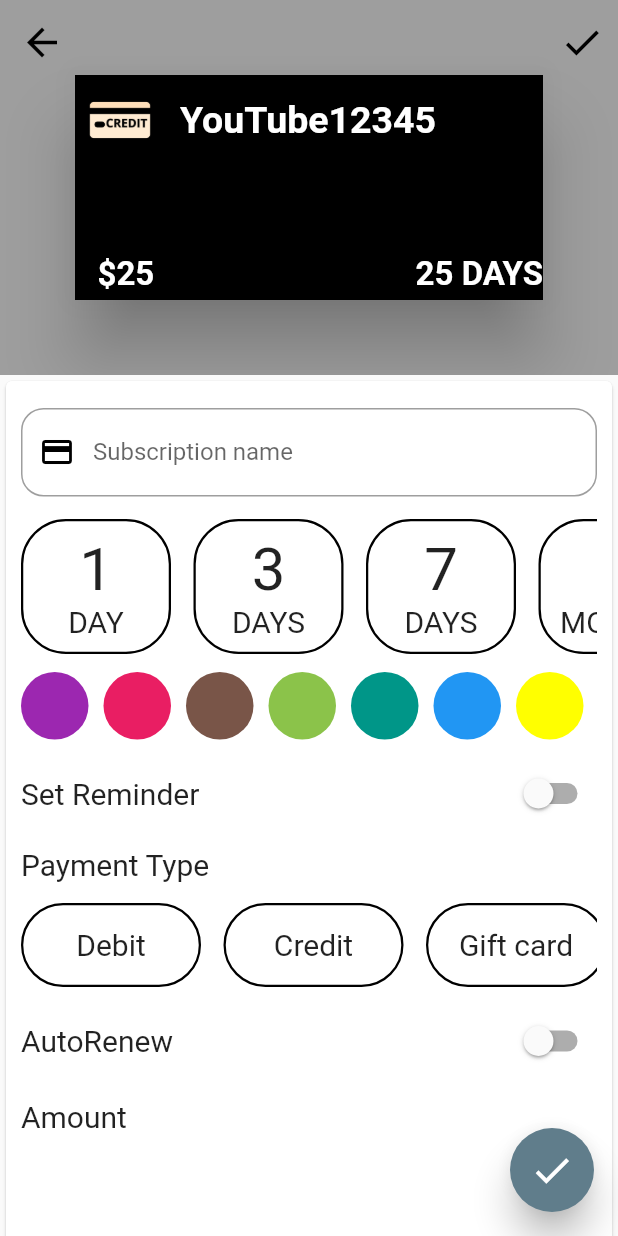
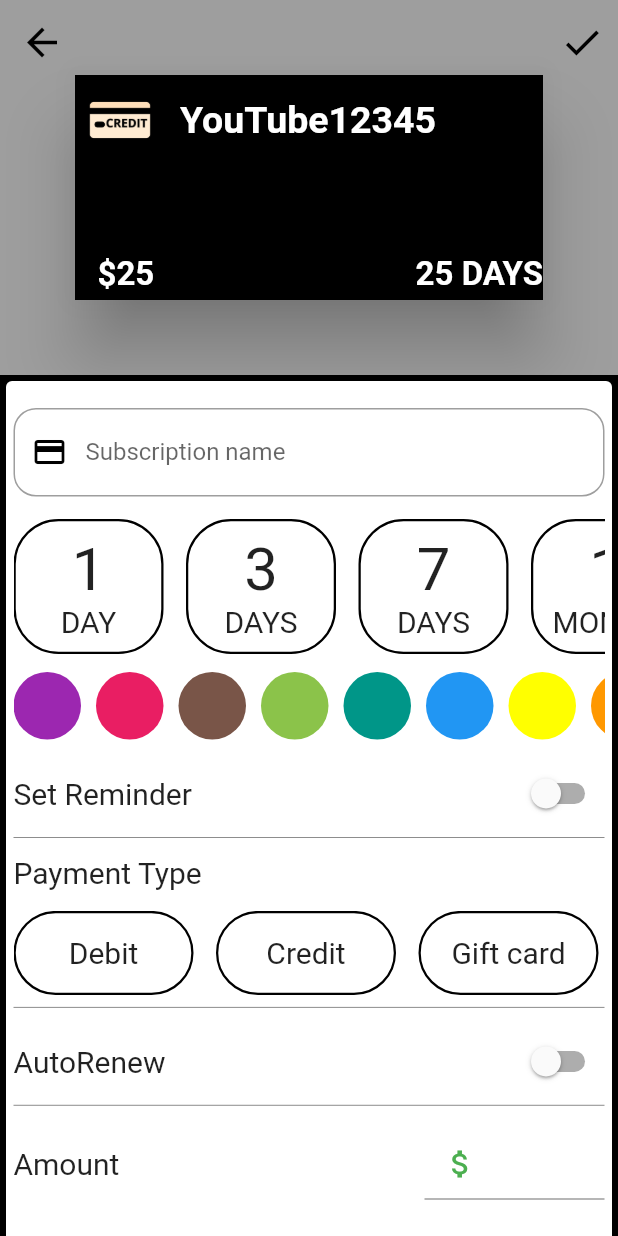
Before and after one commit to budoengland21/subscribe, a Flutter app: the AddCard screen opened directly, on a phone screen of 412 x 824 dp. Run offline on Flutter 3.47's test engine with Material 2 defaults, Android fonts, the phone set to English and light mode, and no system bars; missing offline and left inert: date_range_picker.

Commit message:
Added horizontal dividers, add card button

```diff
--- a/subscription/lib/AddCardScreen/AddCard.dart
+++ b/subscription/lib/AddCardScreen/AddCard.dart
@@ -6,6 +6,7 @@
 
 import 'package:flutter/material.dart';
 import 'package:date_range_picker/date_range_picker.dart';
+import 'package:flutter/services.dart';
 
 class AddCard extends StatefulWidget {
   @override
@@ -23,6 +24,7 @@
   @override
   Widget build(BuildContext context) {
     return Scaffold(
+      backgroundColor: Colors.black,
         body: CustomScrollView(
 
 
@@ -123,7 +125,7 @@
         ),
         //THIS IS WHERE WE PUT ALL THE CHILDREN
         SliverFixedExtentList(
-          itemExtent: 650,//height of each widget in the listdelegate
+          itemExtent: 700,//height of each widget in the listdelegate
           //for my case since its one widget, make height reasonable size
           //divide the items
           delegate: SliverChildListDelegate(
@@ -133,7 +135,7 @@
 
 
                   child:Padding(
-                      padding: const EdgeInsets.only(top:18.0, left:10,right: 10),
+                      padding: const EdgeInsets.only(top:18.0, left:5,right: 5),
 
                       child: Column(
                         children: <Widget>[
@@ -279,6 +281,8 @@
                               ),
                             ),
                           ),
+
+
                           Padding(
                             padding: const EdgeInsets.only(top:12.0),
                             child: Row(
@@ -298,6 +302,7 @@
                               ],
                             ),
                           ),
+
                           Visibility(
                             visible: isOn,
                             child: Row(
@@ -331,6 +336,11 @@
                                 )],
                             ),
                           ),
+                          //HORIZONTAL RULER
+                          Padding(
+                            padding: const EdgeInsets.only(top:5.0),
+                            child: Container(height: 0.3,color: Colors.black,),
+                          ),
                           Padding(
                             padding: const EdgeInsets.only(top:12.0),
                             child: Row(
@@ -350,6 +360,11 @@
                                 children: paymentContainers(),
                               ),
                             ),
+                          ),
+
+                          Padding(
+                            padding: const EdgeInsets.only(top:8.0),
+                            child: Container(height: 0.3,color: Colors.black,),
                           ),
 
 
@@ -372,18 +387,56 @@
                               ],
                             ),
                           ),
+
+                          Padding(
+                            padding: const EdgeInsets.only(top:5.0),
+                            child: Container(height: 0.3,color: Colors.black,),
+                          ),
                           SizedBox(
                             height: 15,
                           ),
                           Row(
                             children: <Widget>[
+                              //Text("Amount", style: TextStyle(fontSize: 20),),
+                             // Spacer(),
                               Text("Amount", style: TextStyle(fontSize: 20),),
                               Spacer(),
+                              Container(
+
+
+                               // color: Colors.black,
+                                width: 120,
+                                child: TextField(
+                                    decoration: InputDecoration(prefixIcon: Icon(Icons.attach_money,color: Colors.green,),
+                                     //border: OutlineInputBorder(borderRadius: BorderRadius.all(Radius.circular(15)),),
+                                      //block digits with comma, hyphen etc.
+                                    ),keyboardType: TextInputType.number,inputFormatters: [BlacklistingTextInputFormatter(RegExp('[,|-]|[(.)?]|[ ]')),//WhitelistingTextInputFormatter.digitsOnly],
+                                ]),
+                              )
 
 
 
                             ],
                           ),
+
+
+                          //Button to add the card
+
+                          Spacer(),
+
+                          Align(
+                            alignment: Alignment.bottomCenter,
+                            child: Padding(
+                              padding: const EdgeInsets.only(bottom:8.0),
+                              child: Container(
+                                child: Center(child: Text("Add Card" ,style: TextStyle(fontSize: 23,color: Colors.white))),
+
+                                height: 50,
+                                width: MediaQuery.of(context).size.width,
+                                decoration: BoxDecoration(borderRadius: BorderRadius.circular(20),color: Colors.black,),
+                              ),
+                            ),
+                          )
                         ],
 
                       )
@@ -410,16 +463,7 @@
 
 
     ),
-      floatingActionButton: FloatingActionButton(
 
-        elevation: 10,
-        backgroundColor: Colors.blueGrey,
-        child: Icon(Icons.done,color: Colors.white,size: 30,),
-        splashColor: Colors.lime,
-        onPressed: (){
-          //Navigator.push(context, MaterialPageRoute(builder: (context)=> AddCard()));
-        },
-      ),
 
     );
 
```
